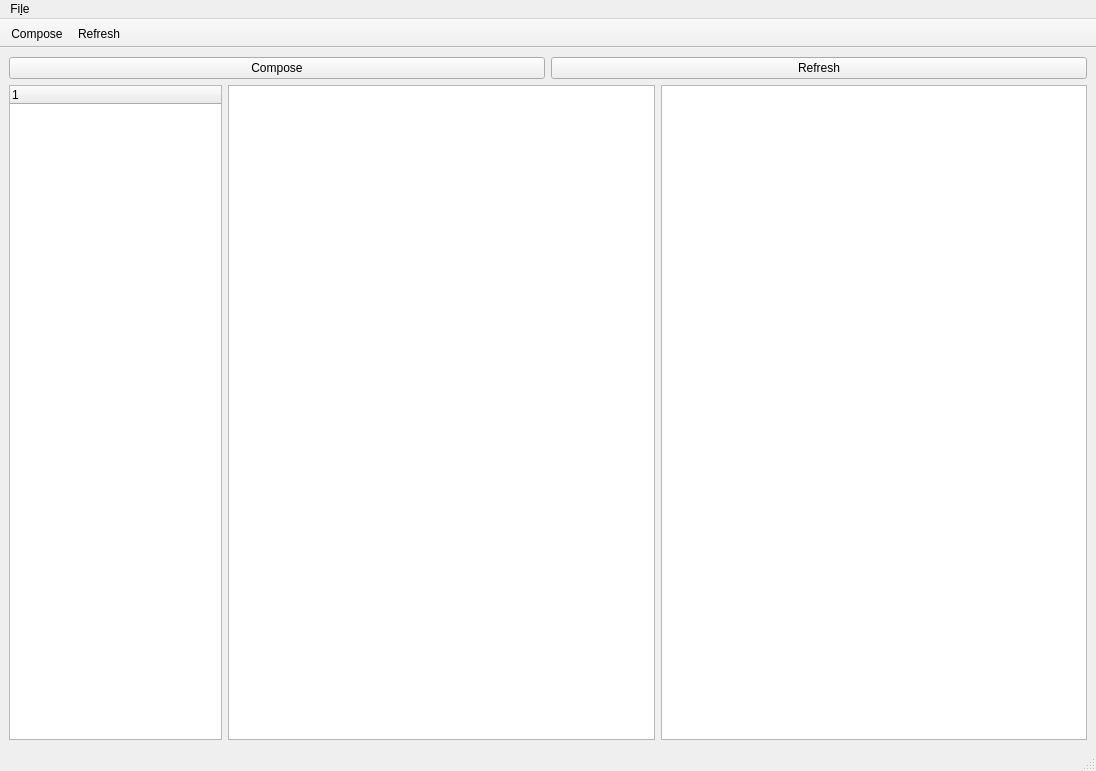
Above: mainwindow.ui from Etenil/kutemail before the change. Below: the same form after it.
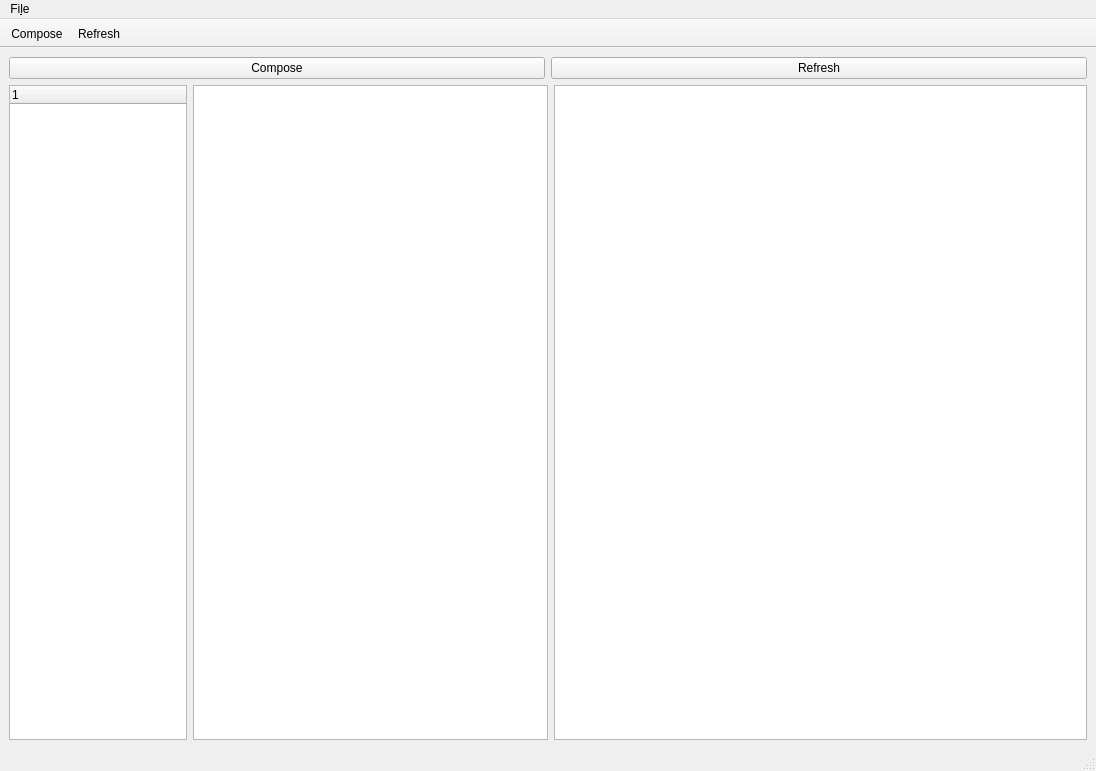
That is the form after the change. Icons and pictures are not drawn.

Commit message: Can now display emails!

```diff
--- a/mainwindow.ui
+++ b/mainwindow.ui
@@ -45,7 +45,7 @@
      </layout>
     </item>
     <item>
-     <layout class="QHBoxLayout" name="horizontalLayout" stretch="1,2,2">
+     <layout class="QHBoxLayout" name="horizontalLayout" stretch="1,2,3">
       <property name="sizeConstraint">
        <enum>QLayout::SetMaximumSize</enum>
       </property>
```
Left out of the diff: 2 changed lines with no effect on the pictures. The commit also changes 1 other file.
